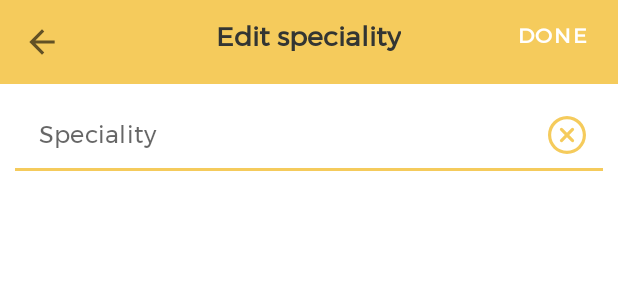
After one commit to alibek228k/aiturm, an Android app: the layout dialog_fragment_change_speciality.xml on its own in the app's theme, with its tools: preview values and no code run, on a phone screen of 412 x 824 dp. The commit adds this screen. Shown: the top 300 px of the screen. Run offline under Robolectric (Android 15) with nearby library versions, the phone set to English and light mode, and no system bars; Roboto replaces fonts that are not available here.

Commit message:
add edit speciality and fix

```diff
--- /dev/null
+++ b/app/src/main/res/layout/dialog_fragment_change_speciality.xml
@@ -0,0 +1,88 @@
+<?xml version="1.0" encoding="utf-8"?>
+<RelativeLayout
+    xmlns:android="http://schemas.android.com/apk/res/android"
+    xmlns:tools="http://schemas.android.com/tools"
+    xmlns:app="http://schemas.android.com/apk/res-auto"
+    android:layout_width="match_parent"
+    android:layout_height="match_parent"
+    tools:context="kz.devs.aiturm.presentaiton.edit.ChangeEmailDialog">
+    <RelativeLayout
+        android:id="@+id/change_speciality_upper_page"
+        android:layout_width="match_parent"
+        android:layout_height="wrap_content"
+        android:background="@color/LogoYellow">
+
+        <ImageButton
+            android:id="@+id/change_speciality_back_button"
+            android:layout_width="wrap_content"
+            android:layout_height="wrap_content"
+            android:layout_marginStart="10dp"
+            android:layout_marginTop="10dp"
+            android:layout_marginEnd="10dp"
+            android:layout_marginBottom="10dp"
+            android:background="@android:color/transparent"
+            android:padding="5dp"
+            android:src="@drawable/ic_arrow_back_" />
+
+        <TextView
+            android:layout_width="wrap_content"
+            android:layout_height="wrap_content"
+            android:layout_centerHorizontal="true"
+            android:layout_marginStart="10dp"
+            android:layout_marginTop="10dp"
+            android:layout_marginEnd="10dp"
+            android:layout_marginBottom="10dp"
+            android:text="Edit speciality"
+            android:textColor="@color/jetBlack"
+            android:textSize="18sp"
+            android:textStyle="bold" />
+        <com.google.android.material.button.MaterialButton
+            android:id="@+id/change_speciality_done_button"
+            android:layout_width="wrap_content"
+            android:layout_height="wrap_content"
+            android:layout_alignParentRight="true"
+            android:background="@android:color/transparent"
+            android:textColor="@color/white"
+            android:text="Done"
+            android:textSize="14sp"
+            android:textStyle="bold"/>
+    </RelativeLayout>
+    <com.google.android.material.textfield.TextInputLayout
+        android:id="@+id/change_speciality_input_text"
+        android:layout_width="match_parent"
+        android:layout_height="wrap_content"
+        android:layout_margin="10dp"
+        android:layout_marginTop="10dp"
+        app:boxBackgroundMode="filled"
+        app:boxStrokeColor="@color/LogoYellow"
+        app:boxStrokeWidth="2dp"
+        android:layout_marginStart="10dp"
+        android:layout_marginEnd="10dp"
+        app:errorEnabled="true"
+        android:paddingBottom="10dp"
+        app:hintEnabled="false"
+        app:hintAnimationEnabled="false"
+        app:expandedHintEnabled="false"
+        app:textColor="@color/jetBlack"
+        app:endIconDrawable="@drawable/ic_close_icon"
+        app:endIconMode="custom"
+        app:counterTextColor="@color/LogoYellow"
+        app:endIconTint="@color/LogoYellow"
+        android:layout_below="@+id/change_speciality_upper_page"
+        >
+
+        <com.google.android.material.textfield.TextInputEditText
+            android:id="@+id/enter_new_speciality"
+            android:layout_width="match_parent"
+            android:layout_height="wrap_content"
+            android:backgroundTint="@android:color/transparent"
+            android:enabled="true"
+            android:hint="@string/speciality"
+            android:inputType="text"
+            android:paddingTop="5dp"
+            android:paddingBottom="5dp"
+            android:textAlignment="textStart"
+            android:textColor="@color/jetBlack" />
+    </com.google.android.material.textfield.TextInputLayout>
+
+</RelativeLayout>
```
Also changed, not shown: app/src/main/java/kz/devs/aiturm/EditProfileDialogFragment.java (+28 -2 lines), app/src/main/java/kz/devs/aiturm/presentaiton/edit/ChangeSpecialityDialogFragment.java (added, +166 -0 lines), app/src/main/res/layout/fragment_edit_profile.xml (+6 -6 lines).
